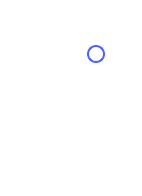
The window that ui/digitalIoChannel.ui (analogdevicesinc/scopy) describes before a commit, drawn with Qt 5.
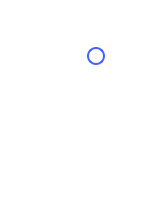
The same window after the commit. Icons and pictures are not drawn.

Commit message: DigitalIO - changed run button label, changed spacing in the instrument

Diff of the .ui file:
```diff
--- a/ui/digitalIoChannel.ui
+++ b/ui/digitalIoChannel.ui
@@ -7,7 +7,7 @@
     <x>0</x>
     <y>0</y>
     <width>142</width>
-    <height>196</height>
+    <height>206</height>
    </rect>
   </property>
   <property name="windowTitle">
@@ -78,6 +78,12 @@
      </item>
      <item>
       <widget class="QLabel" name="label">
+       <property name="sizePolicy">
+        <sizepolicy hsizetype="Fixed" vsizetype="Fixed">
+         <horstretch>0</horstretch>
+         <verstretch>0</verstretch>
+        </sizepolicy>
+       </property>
        <property name="styleSheet">
         <string notr="true">QLabel
 {
@@ -114,6 +120,12 @@
      </item>
      <item>
       <widget class="QPushButton" name="input">
+       <property name="sizePolicy">
+        <sizepolicy hsizetype="Fixed" vsizetype="Fixed">
+         <horstretch>0</horstretch>
+         <verstretch>0</verstretch>
+        </sizepolicy>
+       </property>
        <property name="styleSheet">
         <string notr="true">QPushButton
 {
@@ -194,8 +206,8 @@
      </property>
      <property name="sizeHint" stdset="0">
       <size>
-       <width>10</width>
-       <height>10</height>
+       <width>15</width>
+       <height>15</height>
       </size>
      </property>
     </spacer>
@@ -227,7 +239,7 @@
      <item>
       <widget class="QPushButton" name="inout">
        <property name="sizePolicy">
-        <sizepolicy hsizetype="Minimum" vsizetype="Minimum">
+        <sizepolicy hsizetype="Fixed" vsizetype="Fixed">
          <horstretch>0</horstretch>
          <verstretch>0</verstretch>
         </sizepolicy>
@@ -325,7 +337,7 @@
         <bool>true</bool>
        </property>
        <property name="sizePolicy">
-        <sizepolicy hsizetype="Minimum" vsizetype="Minimum">
+        <sizepolicy hsizetype="Fixed" vsizetype="Fixed">
          <horstretch>0</horstretch>
          <verstretch>0</verstretch>
         </sizepolicy>
```
The commit also changes 3 other files.
